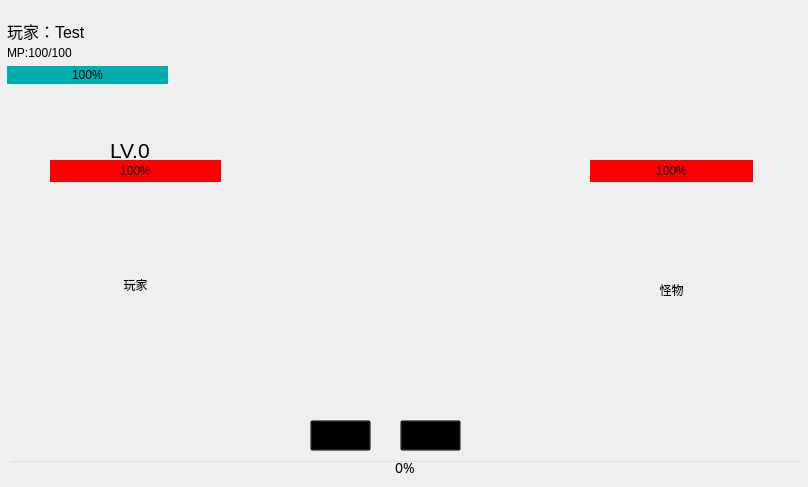
Qt form ui_test_project.ui (jonny030/RPG) before a commit.
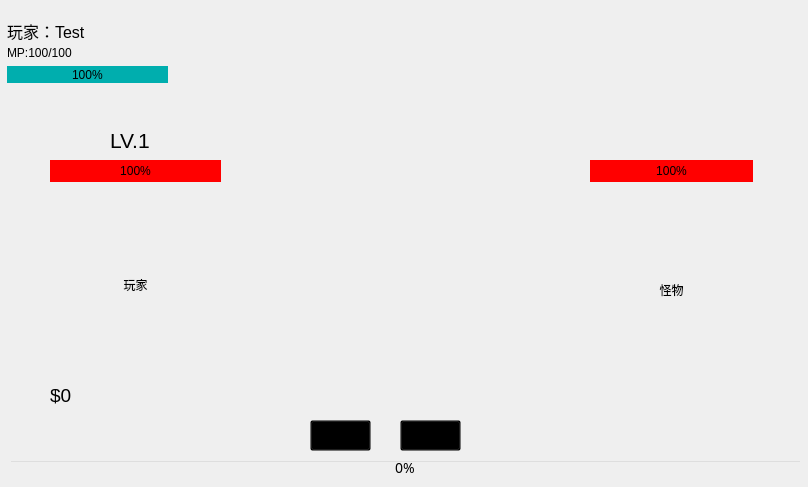
The same form after that commit. Icons and pictures are not drawn.

Patch:
```diff
--- a/ui_test_project.ui
+++ b/ui_test_project.ui
@@ -195,7 +195,7 @@
       <x>7</x>
       <y>22</y>
       <width>161</width>
-      <height>62</height>
+      <height>61</height>
      </rect>
     </property>
     <layout class="QVBoxLayout" name="verticalLayout_2">
@@ -1222,7 +1222,7 @@
     <property name="geometry">
      <rect>
       <x>110</x>
-      <y>140</y>
+      <y>130</y>
       <width>61</width>
       <height>21</height>
      </rect>
@@ -1233,7 +1233,7 @@
      </font>
     </property>
     <property name="text">
-     <string>LV.0</string>
+     <string>LV.1</string>
     </property>
    </widget>
    <widget class="QFrame" name="select_Professional">
@@ -1558,6 +1558,26 @@
     </property>
     <layout class="QHBoxLayout" name="horizontalLayout_11"/>
    </widget>
+   <widget class="QLabel" name="money">
+    <property name="geometry">
+     <rect>
+      <x>50</x>
+      <y>380</y>
+      <width>701</width>
+      <height>31</height>
+     </rect>
+    </property>
+    <property name="font">
+     <font>
+      <family>Arial</family>
+      <pointsize>14</pointsize>
+     </font>
+    </property>
+    <property name="text">
+     <string>$0</string>
+    </property>
+   </widget>
+   <zorder>money</zorder>
    <zorder>level</zorder>
    <zorder>verticalLayoutWidget</zorder>
    <zorder>layoutWidget</zorder>
```
Left out of the diff: 60 changed lines with no effect on the pictures.
